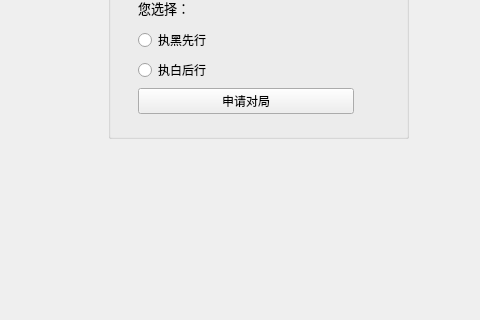
Old version of the form surakarta_/netwindow.ui in the repository lowl6/Surakarta; both pictures show x 432 to 912 and y 212 to 532 of the 912 by 641 pixel window.
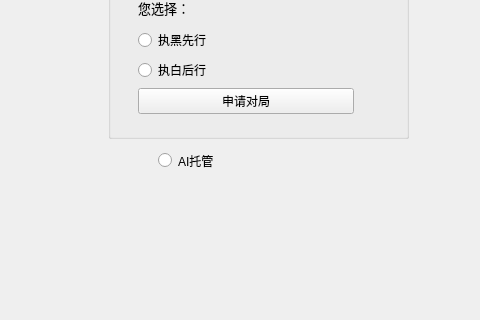
New version of the form.

Commit message: AI托管

Patch:
```diff
--- a/surakarta_/netwindow.ui
+++ b/surakarta_/netwindow.ui
@@ -234,6 +234,19 @@
     </layout>
    </widget>
   </widget>
+  <widget class="QRadioButton" name="ALL_AI">
+   <property name="geometry">
+    <rect>
+     <x>590</x>
+     <y>360</y>
+     <width>181</width>
+     <height>25</height>
+    </rect>
+   </property>
+   <property name="text">
+    <string>AI托管</string>
+   </property>
+  </widget>
  </widget>
  <resources/>
  <connections/>
```
The commit also changes 37 other files.
